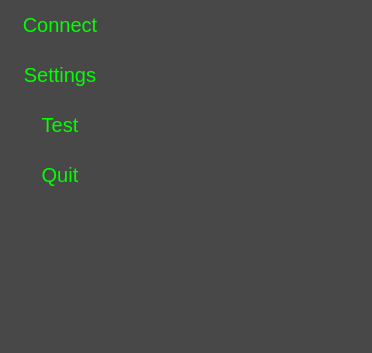
First picture: the form in C++/DataRecorder/DataRecorder/mainwindow.ui, repository YuretsFoxie/Code, before the edit.
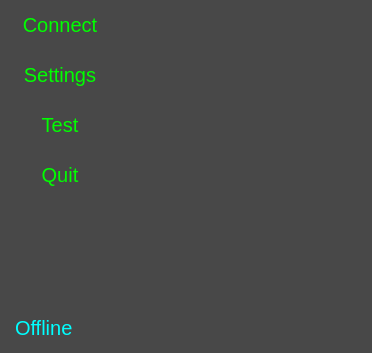
Second picture: the form after the edit. Icons and pictures are not drawn. Custom widgets are drawn as their Qt base class.

The edit to the form file:
```diff
--- a/C++/DataRecorder/DataRecorder/mainwindow.ui
+++ b/C++/DataRecorder/DataRecorder/mainwindow.ui
@@ -32,7 +32,7 @@
 QTextBrowser {
 	color: rgba(0, 255, 0, 1.0);
 	background-color: rgba(0, 0, 0, 0.7);
-	font-size: 16px;
+	font-size: 18px;
 	border: 0px solid rgba(0, 255, 0, 1.0);
 }
 
@@ -63,6 +63,13 @@
 	font-size: 20px;
 	border: 0px solid green;
 }
+
+QLabel {
+	background-color: transparent;
+	color: cyan;
+	padding: 10px;
+	font-size: 20px;
+}
 </string>
   </property>
   <property name="dockNestingEnabled">
@@ -94,7 +101,7 @@
     <item>
      <widget class="QFrame" name="controlPanel">
       <property name="sizePolicy">
-       <sizepolicy hsizetype="Fixed" vsizetype="Preferred">
+       <sizepolicy hsizetype="Fixed" vsizetype="Expanding">
         <horstretch>0</horstretch>
         <verstretch>0</verstretch>
        </sizepolicy>
@@ -111,21 +118,36 @@
       <property name="frameShadow">
        <enum>QFrame::Raised</enum>
       </property>
+      <layout class="QVBoxLayout" name="verticalLayout_2">
+       <property name="spacing">
+        <number>0</number>
+       </property>
+       <property name="leftMargin">
+        <number>0</number>
+       </property>
+       <property name="topMargin">
+        <number>0</number>
+       </property>
+       <property name="rightMargin">
+        <number>0</number>
+       </property>
+       <property name="bottomMargin">
+        <number>0</number>
+       </property>
+       <item>
       <widget class="QPushButton" name="connectButton">
-       <property name="geometry">
-        <rect>
-         <x>0</x>
-         <y>0</y>
-         <width>120</width>
-         <height>50</height>
-        </rect>
-       </property>
        <property name="sizePolicy">
         <sizepolicy hsizetype="Fixed" vsizetype="Fixed">
          <horstretch>0</horstretch>
          <verstretch>0</verstretch>
         </sizepolicy>
        </property>
+         <property name="minimumSize">
+          <size>
+           <width>120</width>
+           <height>50</height>
+          </size>
+         </property>
        <property name="maximumSize">
         <size>
          <width>120</width>
@@ -136,21 +158,21 @@
         <string>Connect</string>
        </property>
       </widget>
+       </item>
+       <item>
       <widget class="QPushButton" name="settingsButton">
-       <property name="geometry">
-        <rect>
-         <x>0</x>
-         <y>50</y>
-         <width>120</width>
-         <height>50</height>
-        </rect>
-       </property>
        <property name="sizePolicy">
         <sizepolicy hsizetype="Fixed" vsizetype="Fixed">
          <horstretch>0</horstretch>
          <verstretch>0</verstretch>
         </sizepolicy>
        </property>
+         <property name="minimumSize">
+          <size>
+           <width>120</width>
+           <height>50</height>
+          </size>
+         </property>
        <property name="maximumSize">
         <size>
          <width>120</width>
@@ -161,21 +183,21 @@
         <string>Settings</string>
        </property>
       </widget>
+       </item>
+       <item>
       <widget class="QPushButton" name="testButton">
-       <property name="geometry">
-        <rect>
-         <x>0</x>
-         <y>100</y>
-         <width>120</width>
-         <height>50</height>
-        </rect>
-       </property>
        <property name="sizePolicy">
         <sizepolicy hsizetype="Fixed" vsizetype="Fixed">
          <horstretch>0</horstretch>
          <verstretch>0</verstretch>
         </sizepolicy>
        </property>
+         <property name="minimumSize">
+          <size>
+           <width>120</width>
+           <height>50</height>
+          </size>
+         </property>
        <property name="maximumSize">
         <size>
          <width>120</width>
@@ -186,21 +208,21 @@
         <string>Test</string>
        </property>
       </widget>
+       </item>
+       <item>
       <widget class="QPushButton" name="quitButton">
-       <property name="geometry">
-        <rect>
-         <x>0</x>
-         <y>150</y>
-         <width>120</width>
-         <height>50</height>
-        </rect>
-       </property>
        <property name="sizePolicy">
         <sizepolicy hsizetype="Fixed" vsizetype="Fixed">
          <horstretch>0</horstretch>
          <verstretch>0</verstretch>
         </sizepolicy>
        </property>
+         <property name="minimumSize">
+          <size>
+           <width>120</width>
+           <height>50</height>
+          </size>
+         </property>
        <property name="maximumSize">
         <size>
          <width>120</width>
@@ -211,6 +233,43 @@
         <string>Quit</string>
        </property>
       </widget>
+       </item>
+       <item>
+        <spacer name="verticalSpacer">
+         <property name="orientation">
+          <enum>Qt::Vertical</enum>
+         </property>
+         <property name="sizeHint" stdset="0">
+          <size>
+           <width>20</width>
+           <height>40</height>
+          </size>
+         </property>
+        </spacer>
+       </item>
+       <item>
+        <widget class="QLabel" name="label">
+         <property name="sizePolicy">
+          <sizepolicy hsizetype="Fixed" vsizetype="Fixed">
+           <horstretch>0</horstretch>
+           <verstretch>0</verstretch>
+          </sizepolicy>
+         </property>
+         <property name="minimumSize">
+          <size>
+           <width>120</width>
+           <height>50</height>
+          </size>
+         </property>
+         <property name="styleSheet">
+          <string notr="true"/>
+         </property>
+         <property name="text">
+          <string>Offline</string>
+         </property>
+        </widget>
+       </item>
+      </layout>
      </widget>
     </item>
     <item>
```
Left out of the diff: 34 changed lines with no effect on the pictures. Lines whose indentation alone changed are shown as unchanged.
